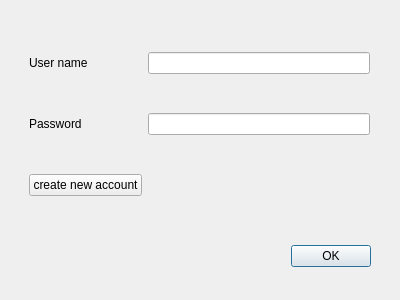
mikhail-7975/SearchTeacher, file loginWindow.ui: the form before one commit.
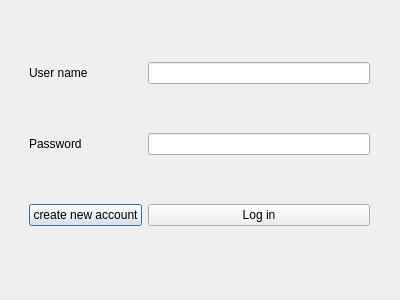
The form after the commit.

The edit to the form file:
```diff
--- a/loginWindow.ui
+++ b/loginWindow.ui
@@ -13,29 +13,13 @@
   <property name="windowTitle">
    <string>Dialog</string>
   </property>
-  <widget class="QDialogButtonBox" name="buttonBox">
-   <property name="geometry">
-    <rect>
-     <x>30</x>
-     <y>240</y>
-     <width>341</width>
-     <height>32</height>
-    </rect>
-   </property>
-   <property name="orientation">
-    <enum>Qt::Horizontal</enum>
-   </property>
-   <property name="standardButtons">
-    <set>QDialogButtonBox::Ok</set>
-   </property>
-  </widget>
   <widget class="QWidget" name="gridLayoutWidget">
    <property name="geometry">
     <rect>
      <x>29</x>
      <y>19</y>
      <width>341</width>
-     <height>211</height>
+     <height>251</height>
     </rect>
    </property>
    <layout class="QGridLayout" name="gridLayout">
@@ -66,6 +50,13 @@
       </property>
      </widget>
     </item>
+    <item row="2" column="1">
+     <widget class="QPushButton" name="LogInPushButton">
+      <property name="text">
+       <string>Log in</string>
+      </property>
+     </widget>
+    </item>
    </layout>
   </widget>
  </widget>
```
Left out of the diff: 35 changed lines with no effect on the pictures.
